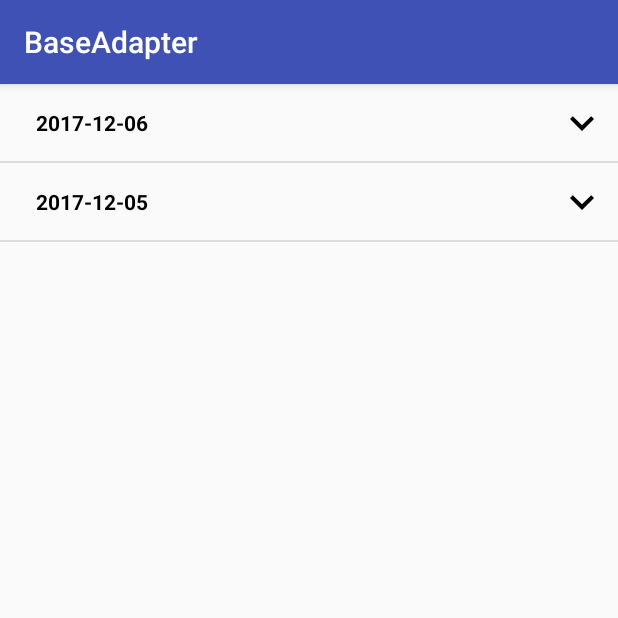
After one commit to Temoa/BaseAdapter, an Android app: the ExpandItemActivity screen opened directly, with no data from a screen before it, on a phone screen of 412 x 824 dp, the top half of it. The commit adds this screen. Run offline under Robolectric (Android 15) with nearby library versions, the phone set to English and light mode, and no system bars.

Commit message:
添加二级列表栗子

```diff
--- a/app/src/main/AndroidManifest.xml
+++ b/app/src/main/AndroidManifest.xml
@@ -18,7 +18,8 @@
         <activity android:name=".activity.SimpleItemActivity" />
         <activity android:name=".activity.MultiItemActivity" />
         <activity android:name=".activity.HeaderFooterActivity" />
-        <activity android:name=".activity.TouchItemActivity" />
+        <activity android:name=".item_touch_helper.TouchItemActivity" />
+        <activity android:name=".expand.ExpandItemActivity" />
     </application>
 
 </manifest>
--- a/app/src/main/java/me/temoa/baseadapter/activity/MainActivity.java
+++ b/app/src/main/java/me/temoa/baseadapter/activity/MainActivity.java
@@ -6,6 +6,8 @@ import android.os.Bundle;
 import android.view.View;
 
 import me.temoa.baseadapter.R;
+import me.temoa.baseadapter.expand.ExpandItemActivity;
+import me.temoa.baseadapter.item_touch_helper.TouchItemActivity;
 
 public class MainActivity extends AppCompatActivity {
 
@@ -30,6 +32,7 @@ public class MainActivity extends AppCompatActivity {
                 toActivity(TouchItemActivity.class);
                 break;
             case R.id.btn5:
+                toActivity(ExpandItemActivity.class);
                 break;
         }
     }
--- /dev/null
+++ b/app/src/main/java/me/temoa/baseadapter/expand/BaseExpandAdapter.java
@@ -0,0 +1,225 @@
+package me.temoa.baseadapter.expand;
+
+import android.content.Context;
+import android.support.v7.widget.RecyclerView;
+import android.view.LayoutInflater;
+import android.view.View;
+import android.view.ViewGroup;
+
+import java.util.ArrayList;
+import java.util.List;
+
+import me.temoa.base.adapter.BaseViewHolder;
+
+/**
+ * Created by lai
+ * on 2017/12/4.
+ */
+
+public abstract class BaseExpandAdapter<T, V> extends RecyclerView.Adapter<BaseViewHolder> {
+
+    protected Context mContext;
+    protected LayoutInflater mLayoutInflater;
+    protected List<GroupItem<T, V>> mItems = new ArrayList<>();
+    protected List<Boolean> mGroupItemStatus = new ArrayList<>();
+
+    private int mGroupLayoutId;
+    private int mSubLayoutId;
+
+    public BaseExpandAdapter(Context context) {
+        this(context, 0, 0);
+    }
+
+    public BaseExpandAdapter(Context context, int groupLayoutId, int subLayoutId) {
+        mContext = context;
+        mLayoutInflater = LayoutInflater.from(context);
+        mGroupLayoutId = groupLayoutId;
+        mSubLayoutId = subLayoutId;
+    }
+
+    public void setLayout(int groupLayoutId, int subLayoutId) {
+        mGroupLayoutId = groupLayoutId;
+        mSubLayoutId = subLayoutId;
+    }
+
+    public void setData(List<GroupItem<T, V>> newData) {
+        mItems = newData;
+        initGroupItemStatus();
+        notifyDataSetChanged();
+    }
+
+    /**
+     * 初始化 groupItemStatus
+     * 开合状态为关: false
+     */
+    private void initGroupItemStatus() {
+        mGroupItemStatus.clear();
+        for (int i = 0; i < mItems.size(); i++) {
+            mGroupItemStatus.add(false);
+        }
+    }
+
+    @Override
+    public BaseViewHolder onCreateViewHolder(ViewGroup parent, int viewType) {
+        if (mGroupLayoutId == 0 || mSubLayoutId == 0) {
+            throw new RuntimeException("Please set up group item layout or sub item layout.");
+        }
+        View v;
+        BaseViewHolder viewHolder = null;
+        if (viewType == ItemStatus.VIEW_TYPE_GROUP) {
+            v = mLayoutInflater.inflate(mGroupLayoutId, parent, false);
+            viewHolder = new BaseViewHolder(v);
+        } else if (viewType == ItemStatus.VIEW_TYPE_SUB) {
+            v = mLayoutInflater.inflate(mSubLayoutId, parent, false);
+            viewHolder = new BaseViewHolder(v);
+        }
+        return viewHolder;
+    }
+
+    @Override
+    public void onBindViewHolder(final BaseViewHolder holder, int position) {
+        final ItemStatus itemStatus = getItemStatusByPosition(position);
+        final GroupItem<T, V> groupItem = mItems.get(itemStatus.getGroupItemIndex());
+
+        if (itemStatus.getViewType() == ItemStatus.VIEW_TYPE_GROUP) {
+            holder.itemView.setOnClickListener(new View.OnClickListener() {
+                @Override
+                public void onClick(View v) {
+                    int groupItemIndex = itemStatus.getGroupItemIndex();
+                    int subItemStartIndex = holder.getAdapterPosition() + 1;
+                    int subItemSize = groupItem.getSubItems().size();
+
+                    if (!mGroupItemStatus.get(itemStatus.getGroupItemIndex())) {
+                        expand(groupItemIndex, subItemStartIndex, subItemSize);
+                    } else {
+                        collapse(groupItemIndex, subItemStartIndex, subItemSize);
+                    }
+                }
+            });
+            convertGroup(holder, groupItem, itemStatus.getGroupItemIndex());
+        } else {
+            convertSub(holder, groupItem, itemStatus.getSubItemIndex());
+        }
+    }
+
+    protected abstract void convertGroup(BaseViewHolder holder, GroupItem<T, V> groupItem, int groupItemIndex);
+
+    protected abstract void convertSub(BaseViewHolder holder, GroupItem<T, V> groupItem, int subItemIndex);
+
+    protected void expand(int groupItemIndex, int subStartIndex, int subItemCount) {
+        mGroupItemStatus.set(groupItemIndex, true);
+        notifyItemChanged(groupItemIndex);
+        notifyItemRangeInserted(subStartIndex, subItemCount);
+    }
+
+    protected void collapse(int groupItemIndex, int subStartIndex, int subItemCount) {
+        mGroupItemStatus.set(groupItemIndex, false);
+        notifyItemChanged(groupItemIndex);
+        notifyItemRangeRemoved(subStartIndex, subItemCount);
+    }
+
+    @Override
+    public int getItemViewType(int position) {
+        return getItemStatusByPosition(position).getViewType();
+    }
+
+    @Override
+    public int getItemCount() {
+        int itemCount = 0;
+        if (mGroupItemStatus.size() == 0) {
+            return 0;
+        }
+        for (int i = 0; i < mItems.size(); i++) {
+            if (mGroupItemStatus.get(i)) {
+                itemCount += mItems.get(i).getSubItems().size() + 1;
+            } else {
+                itemCount++;
+            }
+        }
+        return itemCount;
+    }
+
+    private ItemStatus getItemStatusByPosition(int position) {
+        ItemStatus itemStatus = new ItemStatus();
+        int count = 0; // 计算 groupItemIndex = i 时，position 最大值
+        int i;
+        // 轮询 groupItem 的开关状态
+        for (i = 0; i < mGroupItemStatus.size(); i++) {
+            if (count == position) { // pos 刚好等于计数时，item 为 groupItem
+                itemStatus.setViewType(ItemStatus.VIEW_TYPE_GROUP);
+                itemStatus.setGroupItemIndex(i);
+                break;
+            } else if (count > position) { // pos 大于计数时，item为groupItem(i - 1) 中的某个 subItem
+                itemStatus.setViewType(ItemStatus.VIEW_TYPE_SUB);
+                itemStatus.setGroupItemIndex(i - 1);
+                itemStatus.setSubItemIndex(position - (count - mItems.get(i - 1).getSubItems().size()));
+                break;
+            }
+            // 无论 groupItem 状态是开或者关，它在列表中都会存在，所以 count++
+            count++;
+            // 当轮询到的 groupItem 的状态为“开”的话，count 需要加上该 groupItem 下面的子项目数目
+            if (mGroupItemStatus.get(i)) {
+                count += mItems.get(i).getSubItems().size();
+            }
+        }
+
+        // 简单地处理当轮询到最后一项 groupItem 的时候
+        if (i >= mGroupItemStatus.size()) {
+            itemStatus.setGroupItemIndex(i - 1);
+            itemStatus.setViewType(ItemStatus.VIEW_TYPE_SUB);
+            itemStatus.setSubItemIndex(position - (count - mItems.get(i - 1).getSubItems().size()));
+        }
+        return itemStatus;
+    }
+
+    public static class GroupItem<T, V> {
+        private T t;
+        private List<V> subItems;
+
+        public GroupItem(T t, List<V> subItems) {
+            this.t = t;
+            this.subItems = subItems;
+        }
+
+        public T getT() {
+            return t;
+        }
+
+        public List<V> getSubItems() {
+            return subItems;
+        }
+    }
+
+    public static class ItemStatus {
+        static final int VIEW_TYPE_GROUP = 0;
+        static final int VIEW_TYPE_SUB = 1;
+
+        private int viewType;
+        private int groupItemIndex = 0;
+        private int subItemIndex = 0;
+
+        int getViewType() {
+            return viewType;
+        }
+
+        void setViewType(int viewType) {
+            this.viewType = viewType;
+        }
+
+        int getGroupItemIndex() {
+            return groupItemIndex;
+        }
+
+        void setGroupItemIndex(int groupItemIndex) {
+            this.groupItemIndex = groupItemIndex;
+        }
+
+        int getSubItemIndex() {
+            return subItemIndex;
+        }
+
+        void setSubItemIndex(int subItemIndex) {
+            this.subItemIndex = subItemIndex;
+        }
+    }
+}
--- /dev/null
+++ b/app/src/main/java/me/temoa/baseadapter/expand/ExpandItemActivity.java
@@ -0,0 +1,51 @@
+package me.temoa.baseadapter.expand;
+
+import android.os.Bundle;
+import android.support.annotation.Nullable;
+import android.support.v7.widget.DefaultItemAnimator;
+import android.support.v7.widget.DividerItemDecoration;
+import android.support.v7.widget.LinearLayoutManager;
+import android.view.View;
+import android.widget.Toast;
+
+import java.util.ArrayList;
+import java.util.List;
+
+import me.temoa.base.adapter.listener.OnItemClickListener;
+import me.temoa.baseadapter.activity.BaseActivity;
+
+/**
+ * Created by lai
+ * on 2017/12/6.
+ */
+
+public class ExpandItemActivity extends BaseActivity {
+
+    @Override
+    protected void onCreate(@Nullable Bundle savedInstanceState) {
+        super.onCreate(savedInstanceState);
+
+        recyclerView.setLayoutManager(new LinearLayoutManager(this));
+        recyclerView.addItemDecoration(new DividerItemDecoration(this, DividerItemDecoration.VERTICAL));
+        recyclerView.setItemAnimator(new DefaultItemAnimator());
+
+        SimpleExpandAdapter adapter = new SimpleExpandAdapter(this);
+        adapter.setOnItemClickListener(new OnItemClickListener<String>() {
+            @Override
+            public void onClick(View itemView, String item, int position) {
+                Toast.makeText(ExpandItemActivity.this, item, Toast.LENGTH_SHORT).show();
+            }
+        });
+        adapter.setData(getExpandData());
+        recyclerView.setAdapter(adapter);
+    }
+
+    private List<BaseExpandAdapter.GroupItem<String, String>> getExpandData() {
+        List<BaseExpandAdapter.GroupItem<String, String>> list = new ArrayList<>();
+        BaseExpandAdapter.GroupItem<String, String> groupItem1 = new BaseExpandAdapter.GroupItem<>("2017-12-06", getMoreData());
+        BaseExpandAdapter.GroupItem<String, String> groupItem2 = new BaseExpandAdapter.GroupItem<>("2017-12-05", getData());
+        list.add(groupItem1);
+        list.add(groupItem2);
+        return list;
+    }
+}
--- /dev/null
+++ b/app/src/main/java/me/temoa/baseadapter/expand/SimpleExpandAdapter.java
@@ -0,0 +1,63 @@
+package me.temoa.baseadapter.expand;
+
+import android.content.Context;
+import android.view.View;
+import android.widget.CheckBox;
+
+import me.temoa.base.adapter.BaseViewHolder;
+import me.temoa.base.adapter.listener.OnItemClickListener;
+import me.temoa.baseadapter.R;
+
+/**
+ * Created by lai
+ * on 2017/12/6.
+ */
+
+public class SimpleExpandAdapter extends BaseExpandAdapter<String, String> {
+
+    private OnItemClickListener<String> mOnItemClickListener;
+
+    void setOnItemClickListener(OnItemClickListener<String> onItemClickListener) {
+        mOnItemClickListener = onItemClickListener;
+    }
+
+    SimpleExpandAdapter(Context context) {
+        super(context, R.layout.item_expand_group, R.layout.item_expand_sub);
+    }
+
+    @Override
+    protected void convertGroup(final BaseViewHolder holder, final GroupItem groupItem, final int groupItemIndex) {
+        String date = (String) groupItem.getT();
+        holder.setText(R.id.item_tv_group_name, date);
+        CheckBox checkBox = holder.getView(R.id.item_checkbox);
+        if (mGroupItemStatus.get(groupItemIndex)) {
+            checkBox.setChecked(true);
+        } else {
+            checkBox.setChecked(false);
+        }
+    }
+
+    @Override
+    protected void convertSub(final BaseViewHolder holder, GroupItem<String, String> groupItem, int subItemIndex) {
+        final String title = groupItem.getSubItems().get(subItemIndex);
+        holder.setText(R.id.item_tv_title, title);
+        if (mOnItemClickListener != null) {
+            holder.itemView.setOnClickListener(new View.OnClickListener() {
+                @Override
+                public void onClick(View v) {
+                    mOnItemClickListener.onClick(v, title, holder.getAdapterPosition());
+                }
+            });
+        }
+    }
+
+    @Override
+    protected void expand(int groupItemIndex, int subStartIndex, int subItemCount) {
+        super.expand(groupItemIndex, subStartIndex, subItemCount);
+    }
+
+    @Override
+    protected void collapse(int groupItemIndex, int subStartIndex, int subItemCount) {
+        super.collapse(groupItemIndex, subStartIndex, subItemCount);
+    }
+}
--- a/app/src/main/java/me/temoa/baseadapter/activity/TouchItemActivity.java
+++ b/app/src/main/java/me/temoa/baseadapter/item_touch_helper/TouchItemActivity.java
@@ -1,4 +1,4 @@
-package me.temoa.baseadapter.activity;
+package me.temoa.baseadapter.item_touch_helper;
 
 import android.os.Bundle;
 import android.support.annotation.Nullable;
@@ -10,8 +10,9 @@ import android.view.Menu;
 import android.view.MenuItem;
 
 import me.temoa.baseadapter.R;
+import me.temoa.baseadapter.activity.BaseActivity;
 import me.temoa.baseadapter.item_touch_helper.SimpleItemTouchCallback;
-import me.temoa.baseadapter.adapter.TouchSimpleStringAdapter;
+import me.temoa.baseadapter.item_touch_helper.TouchSimpleStringAdapter;
 
 /**
  * Created by lai
--- a/app/src/main/java/me/temoa/baseadapter/adapter/TouchSimpleStringAdapter.java
+++ b/app/src/main/java/me/temoa/baseadapter/item_touch_helper/TouchSimpleStringAdapter.java
@@ -1,4 +1,4 @@
-package me.temoa.baseadapter.adapter;
+package me.temoa.baseadapter.item_touch_helper;
 
 import android.content.Context;
 import android.view.LayoutInflater;
@@ -9,6 +9,7 @@ import java.util.Collections;
 import java.util.List;
 
 import me.temoa.base.adapter.BaseViewHolder;
+import me.temoa.baseadapter.adapter.SimpleStringAdapter;
 import me.temoa.baseadapter.item_touch_helper.ItemTouchHelperAdapter;
 import me.temoa.baseadapter.R;
 
--- /dev/null
+++ b/app/src/main/res/drawable/ic_expand_less_24dp.xml
@@ -0,0 +1,9 @@
+<vector xmlns:android="http://schemas.android.com/apk/res/android"
+        android:width="24dp"
+        android:height="24dp"
+        android:viewportWidth="24.0"
+        android:viewportHeight="24.0">
+    <path
+        android:fillColor="#000000"
+        android:pathData="M12,8l-6,6 1.41,1.41L12,10.83l4.59,4.58L18,14z"/>
+</vector>
--- /dev/null
+++ b/app/src/main/res/drawable/ic_expand_more_24dp.xml
@@ -0,0 +1,9 @@
+<vector xmlns:android="http://schemas.android.com/apk/res/android"
+        android:width="24dp"
+        android:height="24dp"
+        android:viewportWidth="24.0"
+        android:viewportHeight="24.0">
+    <path
+        android:fillColor="#000000"
+        android:pathData="M16.59,8.59L12,13.17 7.41,8.59 6,10l6,6 6,-6z"/>
+</vector>
--- /dev/null
+++ b/app/src/main/res/drawable/selector_item_expand_group.xml
@@ -0,0 +1,6 @@
+<?xml version="1.0" encoding="utf-8"?>
+<selector xmlns:android="http://schemas.android.com/apk/res/android">
+
+    <item android:drawable="@drawable/ic_expand_less_24dp" android:state_checked="true" />
+    <item android:drawable="@drawable/ic_expand_more_24dp" android:state_checked="false" />
+</selector>
--- /dev/null
+++ b/app/src/main/res/layout/item_expand_group.xml
@@ -0,0 +1,38 @@
+<?xml version="1.0" encoding="utf-8"?>
+<android.support.constraint.ConstraintLayout
+    xmlns:android="http://schemas.android.com/apk/res/android"
+    xmlns:app="http://schemas.android.com/apk/res-auto"
+    xmlns:tools="http://schemas.android.com/tools"
+    android:layout_width="match_parent"
+    android:layout_height="wrap_content">
+
+    <TextView
+        android:id="@+id/item_tv_group_name"
+        android:layout_width="wrap_content"
+        android:layout_height="wrap_content"
+        android:layout_marginBottom="8dp"
+        android:layout_marginStart="16dp"
+        android:layout_marginTop="8dp"
+        android:padding="8dp"
+        android:textColor="@android:color/black"
+        android:textStyle="bold"
+        app:layout_constraintBottom_toBottomOf="parent"
+        app:layout_constraintStart_toStartOf="parent"
+        app:layout_constraintTop_toTopOf="parent"
+        tools:text="昨天" />
+
+    <CheckBox
+        android:id="@+id/item_checkbox"
+        android:layout_width="32dp"
+        android:layout_height="32dp"
+        android:layout_marginBottom="8dp"
+        android:layout_marginEnd="8dp"
+        android:layout_marginTop="8dp"
+        android:background="@drawable/selector_item_expand_group"
+        android:button="@null"
+        android:clickable="false"
+        app:layout_constraintBottom_toBottomOf="parent"
+        app:layout_constraintEnd_toEndOf="parent"
+        app:layout_constraintTop_toTopOf="parent" />
+
+</android.support.constraint.ConstraintLayout>
```
Also changed, not shown: app/src/main/res/layout/item_expand_sub.xml (added, +12 -0 lines).
